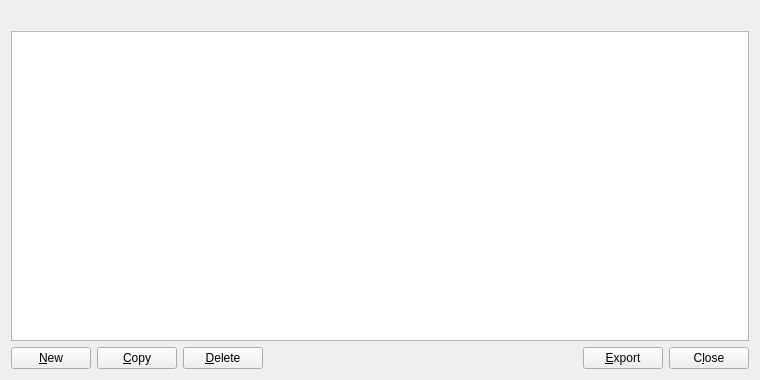
Before: the Qt Designer form src/qt/forms/addressbookpage.ui in unatv2/UnatV2-test, drawn with Qt 5.
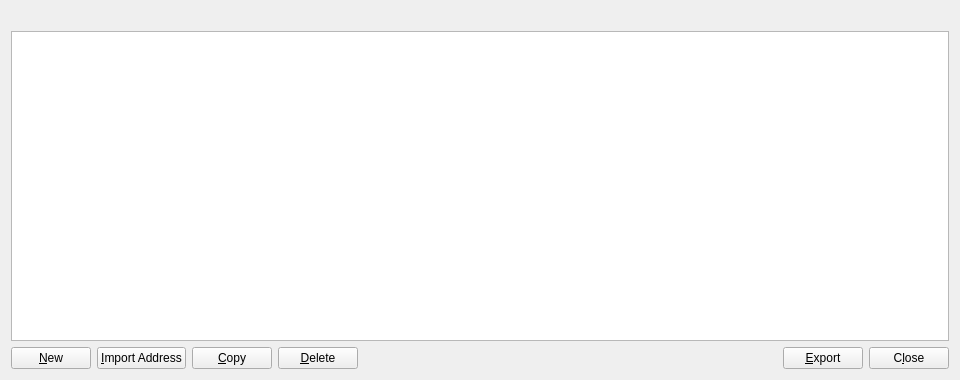
After: the same form once the commit is applied. Icons and pictures are not drawn.

What changed in the file:
```diff
--- a/src/qt/forms/addressbookpage.ui
+++ b/src/qt/forms/addressbookpage.ui
@@ -6,7 +6,7 @@
    <rect>
     <x>0</x>
     <y>0</y>
-    <width>760</width>
+    <width>960</width>
     <height>380</height>
    </rect>
   </property>
@@ -66,6 +66,20 @@
       </widget>
      </item>
      <item>
+	 <widget class="QPushButton" name="importAddressButton">
+	  <property name="toolTip">
+	   <string>Import a private key</string>
+	  </property>
+	  <property name="text">
+	   <string>&amp;Import Address</string>
+	  </property>
+	  <property name="icon">
+	   <iconset resource="../bitcoin.qrc">
+	   <normaloff>:/icons/add</normaloff>:/icons/add</iconset>
+	  </property>
+	 </widget>
+	</item>
+	<item>
       <widget class="QPushButton" name="copyAddress">
        <property name="toolTip">
         <string>Copy the currently selected address to the system clipboard</string>
```
